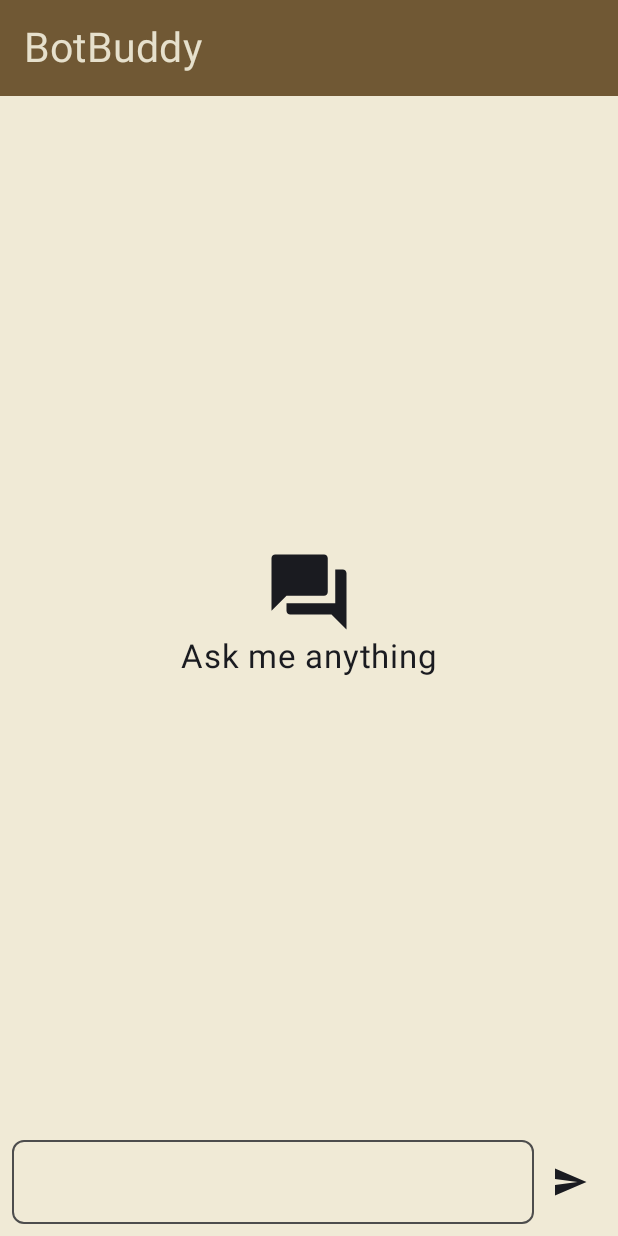
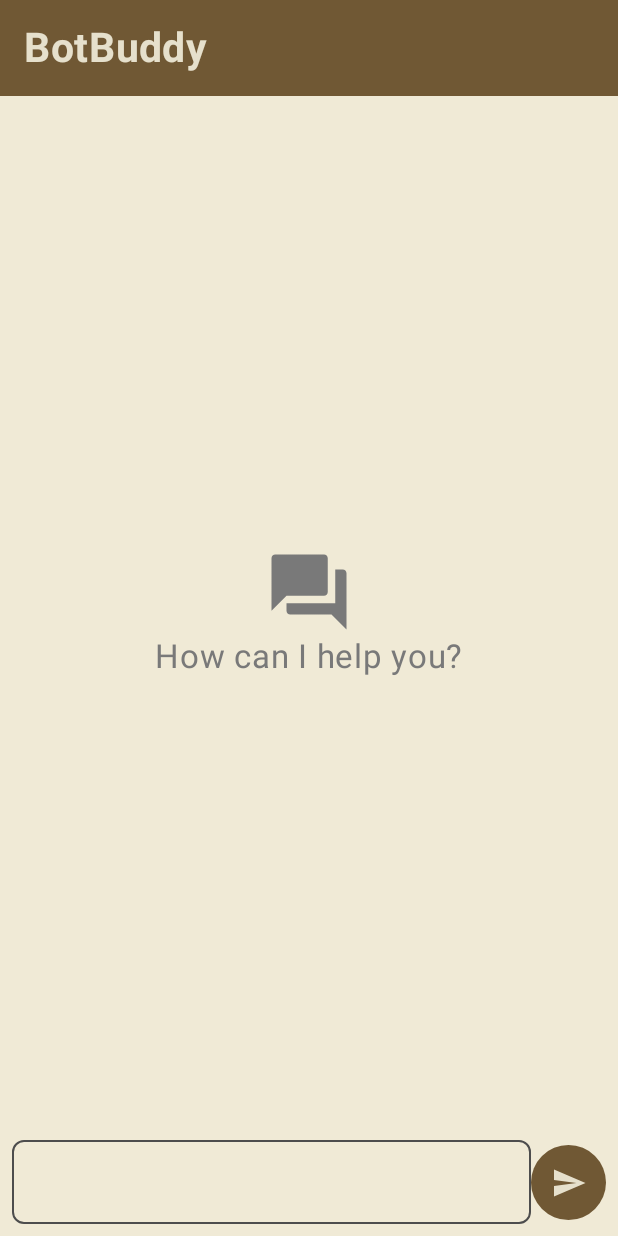
Before and after one commit to rajputamisha2374/ChatBot_BotBuddy, an Android app built with Jetpack Compose: the screen it shows after launch (MainActivity), on a phone screen of 412 x 824 dp. Run offline under Robolectric (Android 15) with nearby library versions, the phone set to English and light mode, and no system bars; libraries missing offline, so code that uses them is left out: com.google.ai.client.

Commit message:
Update ChatPage.kt

```diff
--- a/app/src/main/java/com/example/chatbot/ChatPage.kt
+++ b/app/src/main/java/com/example/chatbot/ChatPage.kt
@@ -42,10 +42,6 @@ import com.example.chatbot.ui.theme.ColorUserText
 import com.example.chatbot.ui.theme.ColorModelText
 
 
-//import np.com.bimalkafle.ChatBot.ui.theme.ColorModelMessage
-//import np.com.bimalkafle.ChatBot.ui.theme.ColorUserMessage
-//import np.com.bimalkafle.ChatBot.ui.theme.Purple80
-
 
 @Composable
 fun ChatPage(modifier: Modifier = Modifier,viewModel: ChatViewModel) {
@@ -78,9 +74,12 @@ fun MessageList(modifier: Modifier = Modifier,messageList: List<MessageModel>) {
                 modifier = Modifier.size(60.dp),
                 painter = painterResource(id = R.drawable.baseline_question_answer_24),
                 contentDescription = "Icon",
+                tint = Color(0xFF797979)
 
                 )
-                Text(text = "Ask me anything" , fontSize = 22.sp)
+                Text(text = "How can I help you?" , fontSize = 22.sp,
+                    color= Color(0xFF797979)
+                )
         }
     }else{
         LazyColumn(modifier = modifier,
@@ -167,7 +166,14 @@ fun MessageInput(onMessageSend : (String)->Unit) {
                 .weight(1f)
 
         )
-        IconButton(onClick = {
+        Box(
+            modifier = Modifier
+                .size(50.dp) // Circular size
+                .clip(RoundedCornerShape(50.dp)) // Makes it circular
+                .background(Color(0xFF705834)), // Brownish background
+            contentAlignment = Alignment.Center
+        )
+        {IconButton(onClick = {
             if(message.isNotEmpty()){
                 onMessageSend(message)
                 message = ""
@@ -176,8 +182,10 @@ fun MessageInput(onMessageSend : (String)->Unit) {
         }) {
             Icon(
                 imageVector = Icons.Default.Send,
-                contentDescription = "Send")
-        }
+                contentDescription = "Send",
+                tint = Color(0xFFE6E0CC)
+                )
+        }}
     }
 }
 
@@ -191,7 +199,8 @@ fun AppHeader() {
         Text(modifier = Modifier.padding(16.dp),
             text = "BotBuddy",
             color = Color(0xFFE6E0CC),
-            fontSize = 27.sp
+            fontSize = 27.sp ,
+            fontWeight = FontWeight.Bold
         )
     }
 }
```
